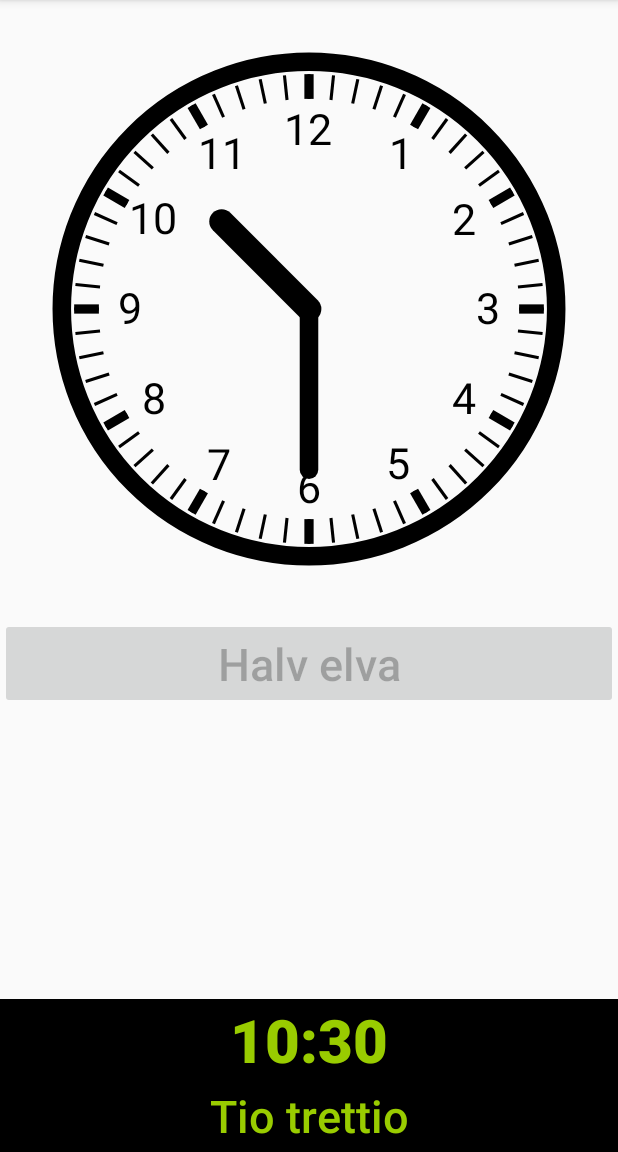
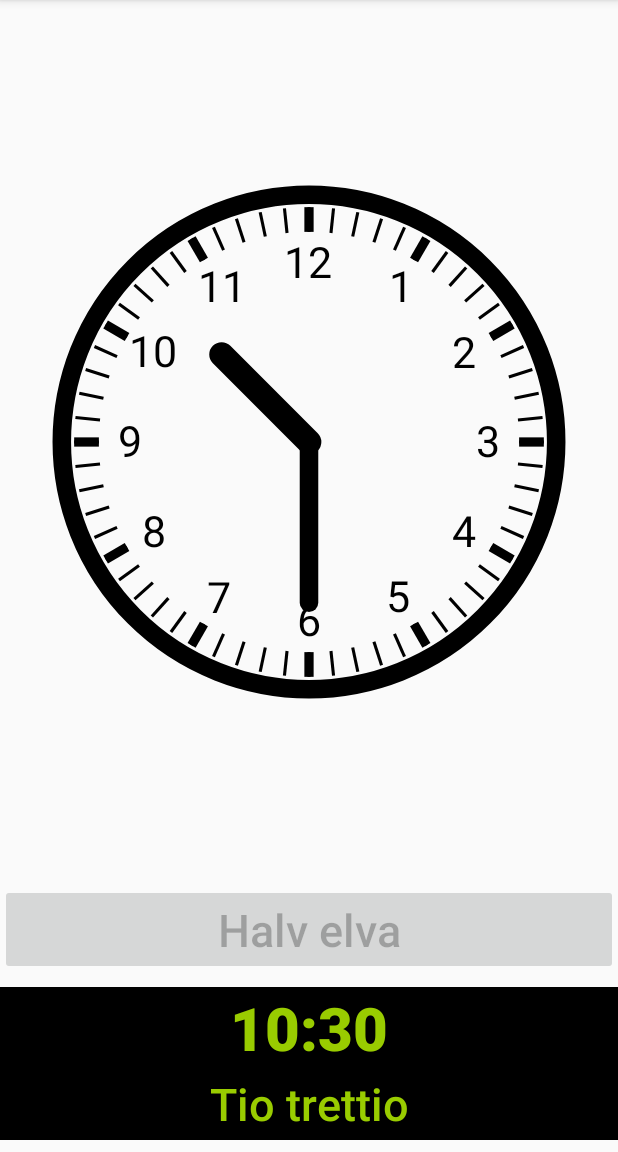
Before and after one commit to walles/barnklocka, an Android app: the screen it shows after launch (MainActivity), on a phone screen of 412 x 824 dp, the part 84-1236 px from its top. Run offline under Robolectric (Android 15) with nearby library versions, the phone set to English and light mode, and no system bars.

Commit message:
Adapt layout to different screen aspect ratios

```diff
--- a/app/src/main/java/com/gmail/walles/johan/johansbarnklocka/AnalogClock.java
+++ b/app/src/main/java/com/gmail/walles/johan/johansbarnklocka/AnalogClock.java
@@ -44,6 +44,10 @@
     private static final float MINUTE_HAND_WIDTH_PERCENT = 3;
     private final Hand minuteHand;
 
+    private float cx;
+    private float cy;
+    private int diameter;
+
     private static final int SLOP_PERCENT = 20;
     private int slopPixels;
 
@@ -85,31 +89,28 @@
     }
 
     @Override
-    protected void onMeasure(int widthMeasureSpec, int heightMeasureSpec) {
-        int width = MeasureSpec.getSize(widthMeasureSpec);
-        //noinspection SuspiciousNameCombination
-        setMeasuredDimension(width, width);
-    }
+    protected void onSizeChanged(int w, int h, int oldw, int oldh) {
+        diameter = Math.min(w, h);
+        cx = w / 2f;
+        cy = h / 2f;
 
-    @Override
-    protected void onSizeChanged(int w, int h, int oldw, int oldh) {
         borderPaint.setColor(Color.BLACK);
         borderPaint.setStyle(Paint.Style.STROKE);
-        borderPaint.setStrokeWidth(w * BORDER_WIDTH_PERCENT / 100f);
+        borderPaint.setStrokeWidth(diameter * BORDER_WIDTH_PERCENT / 100f);
 
         minuteTickPaint.setColor(Color.BLACK);
         minuteTickPaint.setStyle(Paint.Style.STROKE);
-        minuteTickPaint.setStrokeWidth(w * MINUTE_TICK_WIDTH_PERCENT / 100f);
+        minuteTickPaint.setStrokeWidth(diameter * MINUTE_TICK_WIDTH_PERCENT / 100f);
 
         hourTickPaint.setColor(Color.BLACK);
         hourTickPaint.setStyle(Paint.Style.STROKE);
-        hourTickPaint.setStrokeWidth(w * HOUR_TICK_WIDTH_PERCENT / 100f);
+        hourTickPaint.setStrokeWidth(diameter * HOUR_TICK_WIDTH_PERCENT / 100f);
 
         hourNumberPaint.setColor(Color.BLACK);
         hourNumberPaint.setStyle(Paint.Style.STROKE);
-        hourNumberPaint.setTextSize(w * HOUR_FONT_SIZE_PERCENT / 100f);
+        hourNumberPaint.setTextSize(diameter * HOUR_FONT_SIZE_PERCENT / 100f);
 
-        slopPixels = (w * SLOP_PERCENT) / 100;
+        slopPixels = (diameter * SLOP_PERCENT) / 100;
     }
 
     @Override
@@ -125,8 +126,9 @@
         drawMinuteTicks(canvas);
         drawHourTicks(canvas);
         drawHourNumbers(canvas);
-        minuteHand.draw(canvas);
-        hourHand.draw(canvas);
+
+        minuteHand.draw(canvas, getWidth(), getHeight());
+        hourHand.draw(canvas, getWidth(), getHeight());
     }
 
     @SuppressLint("ClickableViewAccessibility")
@@ -194,9 +196,9 @@
         for (int i = 1; i <= 12; i++) {
             double radians = (2 * Math.PI) * (i / 12.0);
 
-            float radius = canvas.getWidth() * HOUR_NUMBER_RADIUS_PERCENT / 100f;
-            float x0 = canvas.getWidth() / 2 + (float)(radius * Math.sin(radians));
-            float y0 = canvas.getWidth() / 2 - (float)(radius * Math.cos(radians));
+            float radius = diameter * HOUR_NUMBER_RADIUS_PERCENT / 100f;
+            float x0 = cx + (float)(radius * Math.sin(radians));
+            float y0 = cy - (float)(radius * Math.cos(radians));
 
             String hourString = Integer.toString(i);
             Rect textBounds = new Rect();
@@ -213,15 +215,15 @@
         for (int i = 1; i <= 12; i++) {
             double radians = (2 * Math.PI) * (i / 12.0);
 
-            float inner_radius = canvas.getWidth() * (HOUR_TICK_RADIUS_PERCENT
+            float inner_radius = diameter * (HOUR_TICK_RADIUS_PERCENT
                     - HOUR_TICK_LENGTH_PERCENT / 2f) / 100f;
-            float x0 = canvas.getWidth() / 2 + (float)(inner_radius * Math.sin(radians));
-            float y0 = canvas.getWidth() / 2 - (float)(inner_radius * Math.cos(radians));
+            float x0 = cx + (float)(inner_radius * Math.sin(radians));
+            float y0 = cy - (float)(inner_radius * Math.cos(radians));
 
-            float outer_radius = canvas.getWidth() * (HOUR_TICK_RADIUS_PERCENT
+            float outer_radius = diameter * (HOUR_TICK_RADIUS_PERCENT
                     + HOUR_TICK_LENGTH_PERCENT / 2f) / 100f;
-            float x1 = canvas.getWidth() / 2 + (float)(outer_radius * Math.sin(radians));
-            float y1 = canvas.getWidth() / 2 - (float)(outer_radius * Math.cos(radians));
+            float x1 = cx + (float)(outer_radius * Math.sin(radians));
+            float y1 = cy - (float)(outer_radius * Math.cos(radians));
 
             canvas.drawLine(x0, y0, x1, y1, hourTickPaint);
         }
@@ -231,15 +233,15 @@
         for (int i = 0; i <= 59; i++) {
             double radians = (2 * Math.PI) * (i / 60.0);
 
-            float inner_radius = canvas.getWidth() * (MINUTE_TICK_RADIUS_PERCENT
+            float inner_radius = diameter * (MINUTE_TICK_RADIUS_PERCENT
                     - MINUTE_TICK_LENGTH_PERCENT / 2f) / 100f;
-            float x0 = canvas.getWidth() / 2 + (float)(inner_radius * Math.sin(radians));
-            float y0 = canvas.getWidth() / 2 - (float)(inner_radius * Math.cos(radians));
+            float x0 = cx + (float)(inner_radius * Math.sin(radians));
+            float y0 = cy - (float)(inner_radius * Math.cos(radians));
 
-            float outer_radius = canvas.getWidth() * (MINUTE_TICK_RADIUS_PERCENT
+            float outer_radius = diameter * (MINUTE_TICK_RADIUS_PERCENT
                     + MINUTE_TICK_LENGTH_PERCENT / 2f) / 100f;
-            float x1 = canvas.getWidth() / 2 + (float)(outer_radius * Math.sin(radians));
-            float y1 = canvas.getWidth() / 2 - (float)(outer_radius * Math.cos(radians));
+            float x1 = cx + (float)(outer_radius * Math.sin(radians));
+            float y1 = cy - (float)(outer_radius * Math.cos(radians));
 
             canvas.drawLine(x0, y0, x1, y1, minuteTickPaint);
         }
@@ -247,9 +249,8 @@
 
     private void drawBorder(Canvas canvas) {
         canvas.drawCircle(
-                canvas.getWidth() / 2,
-                canvas.getWidth() / 2,
-                canvas.getWidth() * CLOCK_RADIUS_PERCENT / 100f,
+                cx, cy,
+                diameter * CLOCK_RADIUS_PERCENT / 100f,
                 borderPaint);
     }
 
--- a/app/src/main/java/com/gmail/walles/johan/johansbarnklocka/Hand.java
+++ b/app/src/main/java/com/gmail/walles/johan/johansbarnklocka/Hand.java
@@ -27,15 +27,16 @@
         this.lengthPercent = lengthPercent;
     }
 
-    public void draw(Canvas canvas) {
+    public void draw(Canvas canvas, float width, float height) {
+        float diameter = Math.min(width, height);
         double radians = getRadians();
-        float radius = canvas.getWidth() * lengthPercent / 100f;
-        handEndX = canvas.getWidth() / 2 + (float)(radius * Math.sin(radians));
-        handEndY = canvas.getWidth() / 2 - (float)(radius * Math.cos(radians));
+        float radius = diameter * lengthPercent / 100f;
+        handEndX = width / 2 + (float)(radius * Math.sin(radians));
+        handEndY = height / 2 - (float)(radius * Math.cos(radians));
 
-        paint.setStrokeWidth(canvas.getWidth() * widthPercent / 100f);
-        centerX = canvas.getWidth() / 2f;
-        centerY = canvas.getWidth() / 2f;
+        paint.setStrokeWidth(diameter * widthPercent / 100f);
+        centerX = width / 2f;
+        centerY = height / 2f;
         canvas.drawLine(centerX, centerY, handEndX, handEndY, paint);
     }
 
--- a/app/src/main/res/layout/activity_main.xml
+++ b/app/src/main/res/layout/activity_main.xml
@@ -3,10 +3,11 @@
   ~ Copyright 2018 johan.walles@gmail.com
   -->
 
-<android.support.constraint.ConstraintLayout
+<LinearLayout
     xmlns:android="http://schemas.android.com/apk/res/android"
     xmlns:app="http://schemas.android.com/apk/res-auto"
     xmlns:tools="http://schemas.android.com/tools"
+    android:orientation="vertical"
     android:layout_width="match_parent"
     android:layout_height="match_parent"
     tools:context="com.gmail.walles.johan.johansbarnklocka.MainActivity">
@@ -14,8 +15,8 @@
     <com.gmail.walles.johan.johansbarnklocka.AnalogClock
         android:id="@+id/analogClock"
         android:layout_width="match_parent"
-        android:layout_height="wrap_content"
-        app:layout_constraintTop_toTopOf="parent"/>
+        android:layout_height="0dp"
+        android:layout_weight="1"/>
 
     <Button
         android:id="@+id/analogReadout"
@@ -25,8 +26,7 @@
         android:textAlignment="center"
         android:textAllCaps="false"
         android:textSize="30sp"
-        android:enabled="false"
-        app:layout_constraintTop_toBottomOf="@+id/analogClock"/>
+        android:enabled="false"/>
 
     <Button
         android:id="@+id/digitalClock"
@@ -40,7 +40,7 @@
         android:textColor="@android:color/holo_green_light"
         android:textSize="40sp"
         android:textStyle="bold"
-        app:layout_constraintBottom_toTopOf="@id/digitalReadout"/>
+        android:layout_marginTop="8dp"/>
 
     <Button
         android:id="@+id/digitalReadout"
@@ -53,6 +53,6 @@
         android:textAllCaps="false"
         android:textColor="@android:color/holo_green_light"
         android:textSize="30sp"
-        app:layout_constraintBottom_toBottomOf="parent"/>
+        android:layout_marginBottom="8dp"/>
 
-</android.support.constraint.ConstraintLayout>
+</LinearLayout>
```
Also changed, not shown: 1 other file.
